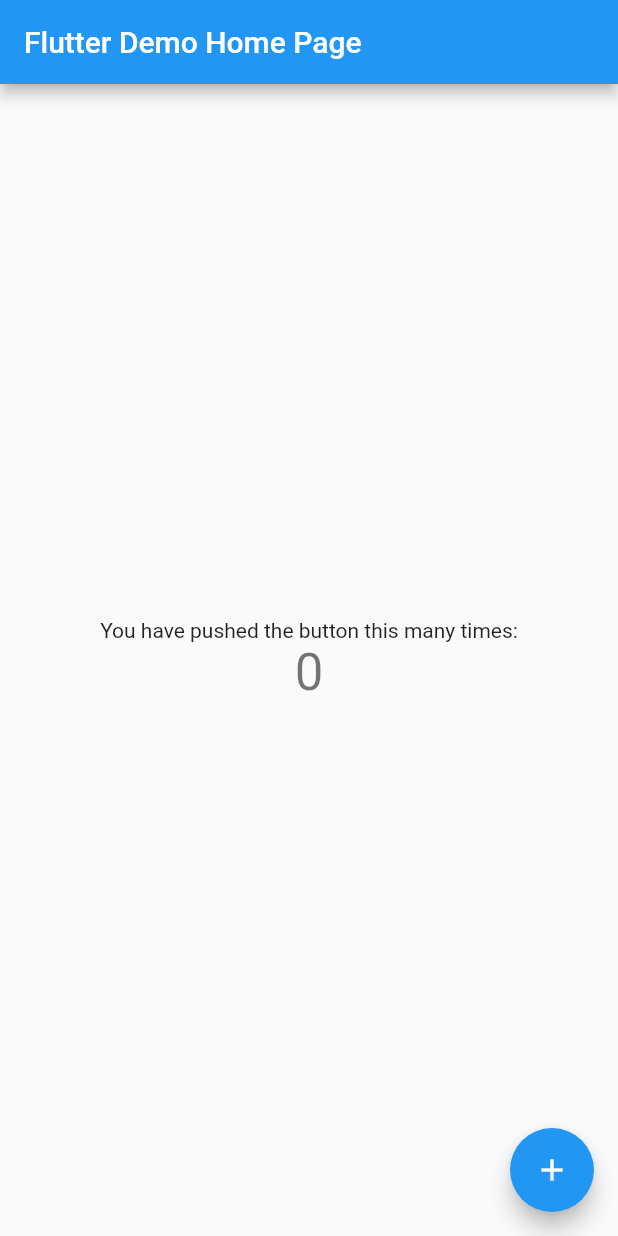
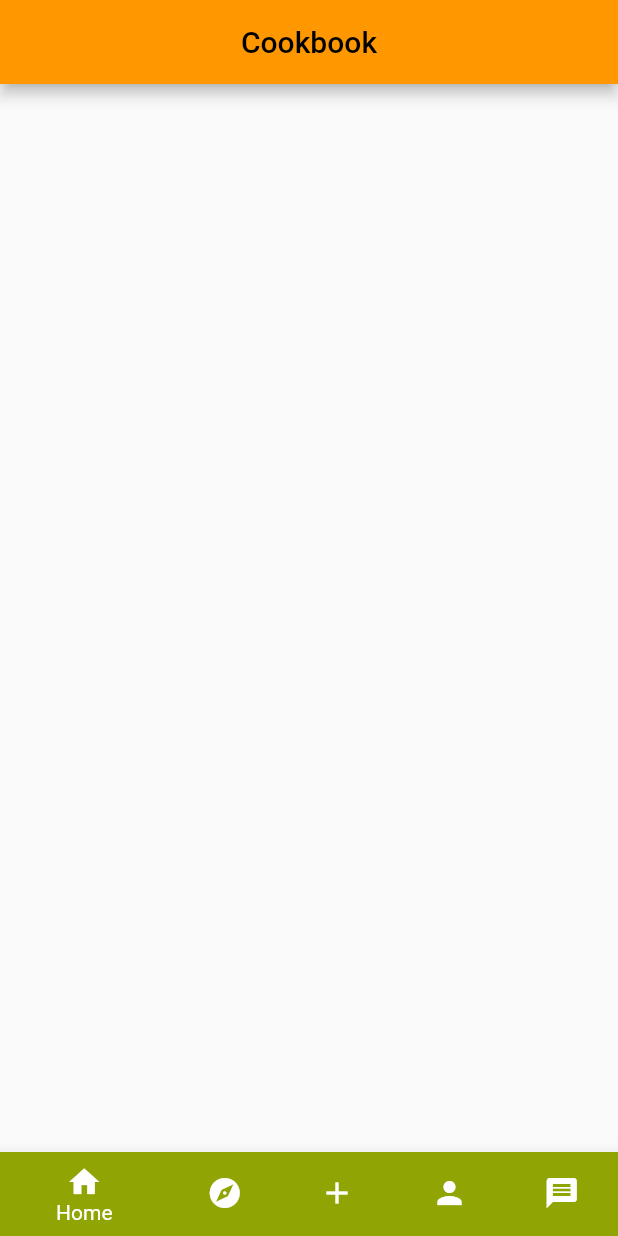
Before and after one commit to sventer444/CookbookApp, a Flutter app: the screen it shows after launch, on a phone screen of 412 x 824 dp. Run offline on Flutter 3.47's test engine with Material 2 defaults, Android fonts, the phone set to English and light mode, and no system bars.

Commit message:
base page mimic

```diff
--- a/lib/main.dart
+++ b/lib/main.dart
@@ -1,17 +1,17 @@
 import 'package:flutter/material.dart';
 
 void main() {
-  runApp(const MyApp());
+  runApp(const CookbookApp());
 }
 
-class MyApp extends StatelessWidget {
-  const MyApp({Key? key}) : super(key: key);
+class CookbookApp extends StatelessWidget {
+  const CookbookApp({Key? key}) : super(key: key);
 
   // This widget is the root of your application.
   @override
   Widget build(BuildContext context) {
     return MaterialApp(
-      title: 'Flutter Demo',
+      title: 'Cookbook',
       theme: ThemeData(
         // This is the theme of your application.
         //
@@ -22,15 +22,15 @@ class MyApp extends StatelessWidget {
         // or simply save your changes to "hot reload" in a Flutter IDE).
         // Notice that the counter didn't reset back to zero; the application
         // is not restarted.
-        primarySwatch: Colors.blue,
+        primarySwatch: Colors.orange,
       ),
-      home: const MyHomePage(title: 'Flutter Demo Home Page'),
+      home: const MyHomePage(),
     );
   }
 }
 
 class MyHomePage extends StatefulWidget {
-  const MyHomePage({Key? key, required this.title}) : super(key: key);
+  const MyHomePage({Key? key}) : super(key: key);
 
   // This widget is the home page of your application. It is stateful, meaning
   // that it has a State object (defined below) that contains fields that affect
@@ -41,75 +41,38 @@ class MyHomePage extends StatefulWidget {
   // used by the build method of the State. Fields in a Widget subclass are
   // always marked "final".
 
-  final String title;
-
   @override
   State<MyHomePage> createState() => _MyHomePageState();
 }
 
 class _MyHomePageState extends State<MyHomePage> {
-  int _counter = 0;
-
-  void _incrementCounter() {
-    setState(() {
-      // This call to setState tells the Flutter framework that something has
-      // changed in this State, which causes it to rerun the build method below
-      // so that the display can reflect the updated values. If we changed
-      // _counter without calling setState(), then the build method would not be
-      // called again, and so nothing would appear to happen.
-      _counter++;
-    });
-  }
+  var navbarColor = Color.fromRGBO(144, 164, 4, 1);
 
   @override
   Widget build(BuildContext context) {
-    // This method is rerun every time setState is called, for instance as done
-    // by the _incrementCounter method above.
-    //
-    // The Flutter framework has been optimized to make rerunning build methods
-    // fast, so that you can just rebuild anything that needs updating rather
-    // than having to individually change instances of widgets.
     return Scaffold(
-      appBar: AppBar(
-        // Here we take the value from the MyHomePage object that was created by
-        // the App.build method, and use it to set our appbar title.
-        title: Text(widget.title),
-      ),
-      body: Center(
-        // Center is a layout widget. It takes a single child and positions it
-        // in the middle of the parent.
-        child: Column(
-          // Column is also a layout widget. It takes a list of children and
-          // arranges them vertically. By default, it sizes itself to fit its
-          // children horizontally, and tries to be as tall as its parent.
-          //
-          // Invoke "debug painting" (press "p" in the console, choose the
-          // "Toggle Debug Paint" action from the Flutter Inspector in Android
-          // Studio, or the "Toggle Debug Paint" command in Visual Studio Code)
-          // to see the wireframe for each widget.
-          //
-          // Column has various properties to control how it sizes itself and
-          // how it positions its children. Here we use mainAxisAlignment to
-          // center the children vertically; the main axis here is the vertical
-          // axis because Columns are vertical (the cross axis would be
-          // horizontal).
-          mainAxisAlignment: MainAxisAlignment.center,
-          children: <Widget>[
-            const Text(
-              'You have pushed the button this many times:',
-            ),
-            Text(
-              '$_counter',
-              style: Theme.of(context).textTheme.headline4,
-            ),
-          ],
-        ),
-      ),
-      floatingActionButton: FloatingActionButton(
-        onPressed: _incrementCounter,
-        tooltip: 'Increment',
-        child: const Icon(Icons.add),
-      ), // This trailing comma makes auto-formatting nicer for build methods.
-    );
+        appBar: AppBar(title: Center(child: Text("Cookbook"))),
+        bottomNavigationBar: BottomNavigationBar(items: [
+          BottomNavigationBarItem(
+              icon: Icon(Icons.home),
+              label: "Home",
+              backgroundColor: navbarColor),
+          BottomNavigationBarItem(
+              icon: Icon(Icons.explore),
+              label: "Explore",
+              backgroundColor: navbarColor),
+          BottomNavigationBarItem(
+              icon: Icon(Icons.add),
+              label: "Add",
+              backgroundColor: navbarColor),
+          BottomNavigationBarItem(
+              icon: Icon(Icons.person),
+              label: "Profile",
+              backgroundColor: navbarColor),
+          BottomNavigationBarItem(
+              icon: Icon(Icons.message),
+              label: "Messages",
+              backgroundColor: navbarColor)
+        ]));
   }
 }
--- a/pubspec.yaml
+++ b/pubspec.yaml
@@ -1,5 +1,5 @@
 name: cookbook_app
-description: A new Flutter project.
+description: A cookbook app
 
 # The following line prevents the package from being accidentally published to
 # pub.dev using `flutter pub publish`. This is preferred for private packages.
```
Also changed, not shown: 2 other files.
